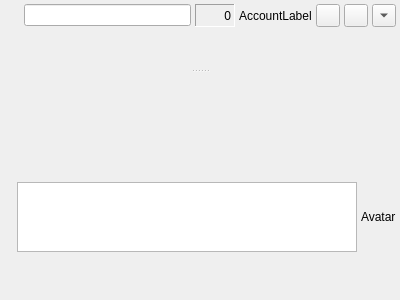
psi-im/psi, file src/chatdlg.ui: the form before one commit.
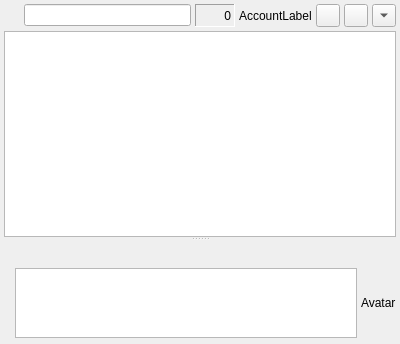
The form after the commit. Custom widgets are drawn as their Qt base class.

Commit message: Show a throbber in chat dialog when there are messages unacked.

What changed in the file:
```diff
--- a/src/chatdlg.ui
+++ b/src/chatdlg.ui
@@ -1,12 +1,12 @@
 <ui version="4.0" >
  <class>ChatDlg</class>
- <widget class="QWidget" name="ChatDlg" >
-  <property name="geometry" >
+ <widget class="QWidget" name="ChatDlg">
+  <property name="geometry">
    <rect>
     <x>0</x>
     <y>0</y>
     <width>400</width>
-    <height>300</height>
+    <height>344</height>
    </rect>
   </property>
   <property name="windowTitle" >
@@ -16,19 +16,14 @@
    <property name="margin" >
     <number>4</number>
    </property>
-   <property name="spacing" >
-    <number>6</number>
-   </property>
    <item>
     <widget class="ChatSplitter" name="splitter" >
      <property name="orientation" >
       <enum>Qt::Vertical</enum>
      </property>
-     <widget class="QFrame" name="topFrame" >
-      <property name="sizePolicy" >
-       <sizepolicy>
-        <hsizetype>5</hsizetype>
-        <vsizetype>3</vsizetype>
+     <widget class="QFrame" name="topFrame">
+      <property name="sizePolicy">
+       <sizepolicy hsizetype="Preferred" vsizetype="MinimumExpanding">
         <horstretch>0</horstretch>
         <verstretch>0</verstretch>
        </sizepolicy>
@@ -39,19 +34,16 @@
       <property name="frameShadow" >
        <enum>QFrame::Plain</enum>
       </property>
-      <layout class="QVBoxLayout" >
-       <property name="margin" >
-        <number>0</number>
-       </property>
-       <property name="spacing" >
+      <layout class="QVBoxLayout">
+       <property name="spacing">
         <number>4</number>
        </property>
+       <property name="margin">
+        <number>0</number>
+       </property>
        <item>
-        <layout class="QHBoxLayout" >
-         <property name="margin" >
-          <number>0</number>
-         </property>
-         <property name="spacing" >
+        <layout class="QHBoxLayout">
+         <property name="spacing">
           <number>4</number>
          </property>
          <item>
@@ -191,11 +183,9 @@
         </layout>
        </item>
        <item>
-        <widget class="ChatView" name="log" >
-         <property name="sizePolicy" >
-          <sizepolicy>
-           <hsizetype>7</hsizetype>
-           <vsizetype>3</vsizetype>
+        <widget class="ChatView" name="log">
+         <property name="sizePolicy">
+          <sizepolicy hsizetype="Expanding" vsizetype="MinimumExpanding">
            <horstretch>0</horstretch>
            <verstretch>0</verstretch>
           </sizepolicy>
@@ -203,15 +193,16 @@
          <property name="focusPolicy" >
           <enum>Qt::NoFocus</enum>
          </property>
+         <property name="readOnly">
+          <bool>true</bool>
+         </property>
         </widget>
        </item>
       </layout>
      </widget>
-     <widget class="QFrame" name="bottomFrame" >
-      <property name="sizePolicy" >
-       <sizepolicy>
-        <hsizetype>5</hsizetype>
-        <vsizetype>4</vsizetype>
+     <widget class="QFrame" name="bottomFrame">
+      <property name="sizePolicy">
+       <sizepolicy hsizetype="Preferred" vsizetype="Maximum">
         <horstretch>0</horstretch>
         <verstretch>0</verstretch>
        </sizepolicy>
@@ -226,15 +217,10 @@
        <property name="margin" >
         <number>0</number>
        </property>
-       <property name="spacing" >
-        <number>6</number>
-       </property>
        <item>
-        <widget class="QToolBar" name="toolbar" >
-         <property name="sizePolicy" >
-          <sizepolicy>
-           <hsizetype>5</hsizetype>
-           <vsizetype>4</vsizetype>
+        <widget class="QToolBar" name="toolbar">
+         <property name="sizePolicy">
+          <sizepolicy hsizetype="Preferred" vsizetype="Maximum">
            <horstretch>0</horstretch>
            <verstretch>0</verstretch>
           </sizepolicy>
@@ -245,21 +231,12 @@
         </widget>
        </item>
        <item>
-        <layout class="QHBoxLayout" >
-         <property name="margin" >
-          <number>0</number>
-         </property>
-         <property name="spacing" >
+        <layout class="QHBoxLayout">
+         <property name="spacing">
           <number>4</number>
          </property>
          <item>
-          <layout class="QHBoxLayout" >
-           <property name="margin" >
-            <number>0</number>
-           </property>
-           <property name="spacing" >
-            <number>6</number>
-           </property>
+          <layout class="QHBoxLayout">
            <item>
             <widget class="QLabel" name="mini_prompt">
 	     <property name="font" >
@@ -271,11 +248,9 @@
 	    </widget>
            </item>
            <item>
-            <widget class="ChatEditProxy" name="mle" >
-             <property name="sizePolicy" >
-              <sizepolicy>
-               <hsizetype>7</hsizetype>
-               <vsizetype>5</vsizetype>
+            <widget class="ChatEditProxy" name="mle">
+             <property name="sizePolicy">
+              <sizepolicy hsizetype="Expanding" vsizetype="Preferred">
                <horstretch>0</horstretch>
                <verstretch>0</verstretch>
               </sizepolicy>
@@ -285,11 +260,9 @@
           </layout>
          </item>
          <item>
-          <widget class="QLabel" name="avatar" >
-           <property name="sizePolicy" >
-            <sizepolicy>
-             <hsizetype>5</hsizetype>
-             <vsizetype>4</vsizetype>
+          <widget class="QLabel" name="avatar">
+           <property name="sizePolicy">
+            <sizepolicy hsizetype="Preferred" vsizetype="Maximum">
              <horstretch>0</horstretch>
              <verstretch>0</verstretch>
             </sizepolicy>
@@ -333,6 +306,11 @@
    <extends>QLabel</extends>
    <header>iconlabel.h</header>
   </customwidget>
+  <customwidget>
+   <class>ChatView</class>
+   <extends>QTextEdit</extends>
+   <header>msgmle.h</header>
+  </customwidget>
  </customwidgets>
  <resources/>
  <connections/>
```
Left out of the diff: 118 changed lines with no effect on the pictures. The commit also changes 7 other files.
